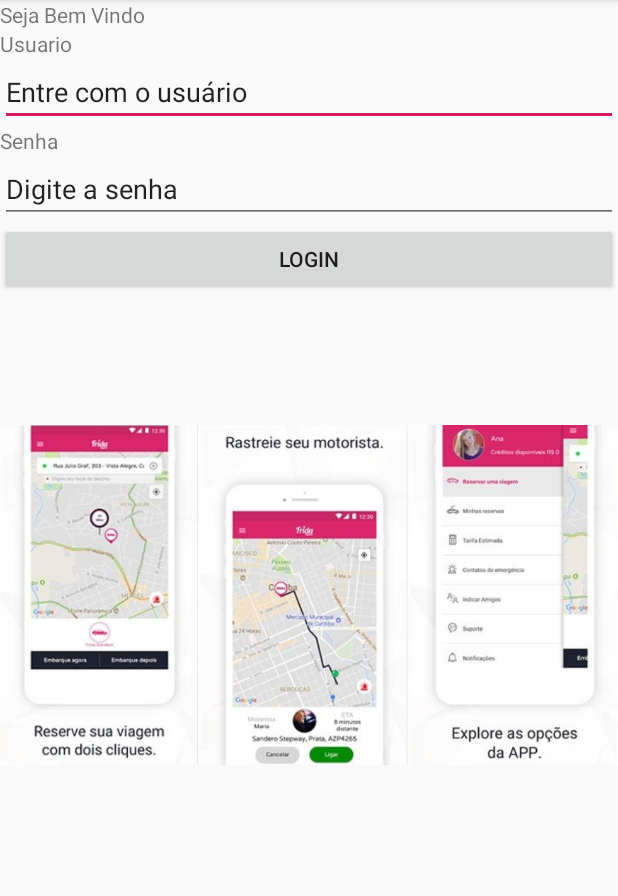
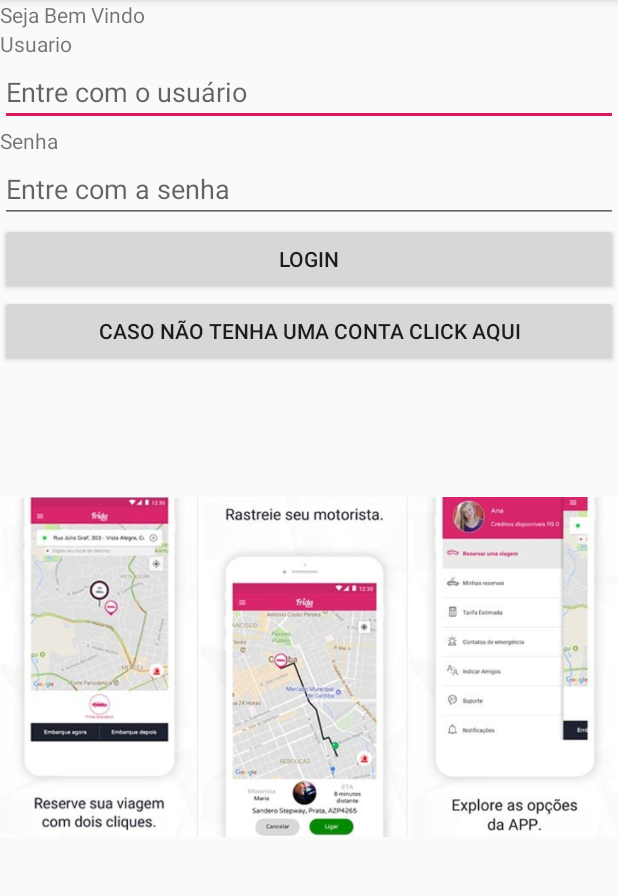
Before and after one commit to victortolesano/LMSapp, an Android app: the screen it shows after launch (MainActivity), on a phone screen of 412 x 824 dp, the part 84-980 px from its top. Run offline under Robolectric (Android 15) with nearby library versions, the phone set to English and light mode, and no system bars.

Commit message:
adicionado o leyout de cadastro

```diff
--- a/HerbalistApp/app/src/main/AndroidManifest.xml
+++ b/HerbalistApp/app/src/main/AndroidManifest.xml
@@ -9,6 +9,8 @@
             android:roundIcon="@mipmap/ic_launcher_round"
             android:supportsRtl="true"
             android:theme="@style/AppTheme">
+        <activity android:name=".CadastroUsuarioActivity">
+        </activity>
         <activity android:name=".TelaPerfilActivity">
         </activity>
         <activity android:name=".DebugActivity">
--- a/HerbalistApp/app/src/main/java/com/br/herbalistapp/MainActivity.kt
+++ b/HerbalistApp/app/src/main/java/com/br/herbalistapp/MainActivity.kt
@@ -16,11 +16,17 @@ class MainActivity : DebugActivity() {
 
 
         lms_app.setImageResource(R.drawable.lms2)
+
         botao_login.setOnClickListener {
             Toast.makeText(this,"clicou no botao",Toast.LENGTH_SHORT).show()
         }
 
+        botao_cadastrar.setOnClickListener {
+            Toast.makeText(this,"clicou no botao para cadastrar",Toast.LENGTH_SHORT).show()
+        }
+
         botao_login.setOnClickListener { onClickBotao() }
+        botao_cadastrar.setOnClickListener { onClickBotao() }
 
     }
 
--- /dev/null
+++ b/HerbalistApp/app/src/main/res/layout/cadastro.xml
@@ -0,0 +1,6 @@
+<?xml version="1.0" encoding="utf-8"?>
+<android.support.constraint.ConstraintLayout xmlns:android="http://schemas.android.com/apk/res/android"
+                                             android:layout_width="match_parent"
+                                             android:layout_height="match_parent">
+
+</android.support.constraint.ConstraintLayout>
--- a/HerbalistApp/app/src/main/res/layout/login.xml
+++ b/HerbalistApp/app/src/main/res/layout/login.xml
@@ -16,8 +16,8 @@
             android:layout_width="match_parent"
             android:layout_height="wrap_content"
             android:inputType="textPersonName"
-            android:hint="Digite o seu usuário"
-            android:text="Entre com o usuário"
+            android:hint="Entre com o usuário"
+
             android:ems="10"
             android:id="@+id/campo_usuario"/>
     <TextView
@@ -27,15 +27,18 @@
     <EditText
             android:layout_width="match_parent"
             android:layout_height="wrap_content"
-            android:inputType="textPersonName"
-            android:hint="Digite a sua senha"
-            android:text="Digite a senha"
+            android:inputType="textPassword"
+            android:hint="Entre com a senha"
             android:ems="10"
-            android:id="@+id/compo_senha"/>
+            android:id="@+id/campo_senha_login"/>
     <Button
             android:text="Login"
             android:layout_width="match_parent"
             android:layout_height="wrap_content" android:id="@+id/botao_login"/>
+    <Button
+            android:text="Caso não tenha uma conta click aqui"
+            android:layout_width="match_parent"
+            android:layout_height="wrap_content" android:id="@+id/botao_cadastrar"/>
     <ImageView
             android:layout_width="match_parent"
             android:layout_height="wrap_content" app:srcCompat="@drawable/lms_app" android:id="@+id/lms_app"/>
--- a/HerbalistApp/app/src/main/res/layout/perfil.xml
+++ b/HerbalistApp/app/src/main/res/layout/perfil.xml
@@ -2,7 +2,6 @@
 <android.support.constraint.ConstraintLayout xmlns:android="http://schemas.android.com/apk/res/android"
                                              xmlns:tools="http://schemas.android.com/tools" android:layout_width="match_parent"
                                              android:layout_height="match_parent">
-
     <TextView
             android:text="@string/mensagem_perfil"
             android:layout_width="wrap_content"
--- a/HerbalistApp/app/src/main/res/values/strings.xml
+++ b/HerbalistApp/app/src/main/res/values/strings.xml
@@ -2,5 +2,6 @@
     <string name="app_name">HerbalistApp</string>
     <string name="mensagem_inicial">Seja Bem Vindo</string>
     <string name="mensagem_perfil">Perfil</string>
+    <string name="mensagem_cadastro">Cadastre Sua Conta</string>
 
 </resources>
```
Also changed, not shown: HerbalistApp/app/src/main/java/com/br/herbalistapp/CadastroUsuarioActivity.kt (added, +12 -0 lines).
